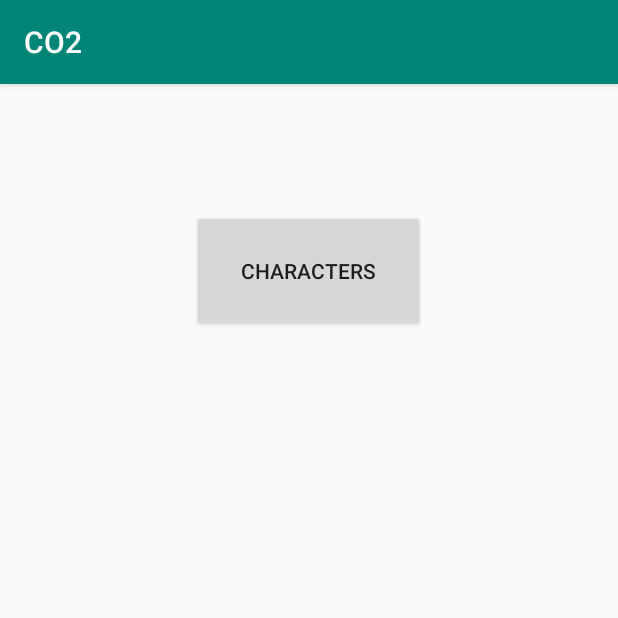
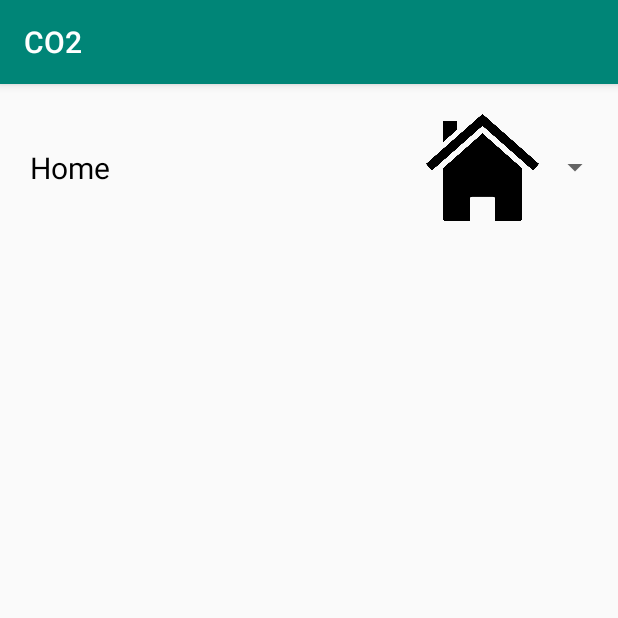
Before and after one commit to ballj10/CO2, an Android app: the HomePage screen opened directly, with no data from a screen before it, on a phone screen of 412 x 824 dp, the top half of it. Run offline under Robolectric (Android 15) with nearby library versions, the phone set to English and light mode, and no system bars.

```diff
--- a/app/src/main/AndroidManifest.xml
+++ b/app/src/main/AndroidManifest.xml
@@ -9,7 +9,8 @@
         android:roundIcon="@mipmap/ic_launcher_round"
         android:supportsRtl="true"
         android:theme="@style/AppTheme">
-        <activity android:name=".CharacterSelection"></activity>
+        <activity android:name=".MapPage"></activity>
+        <activity android:name=".CharacterSelection" />
         <activity android:name=".HomePage" />
         <activity
             android:name=".ui.login.LoginActivity"
--- a/app/src/main/java/com/example/co2/HomePage.java
+++ b/app/src/main/java/com/example/co2/HomePage.java
@@ -4,27 +4,58 @@ import android.content.Intent;
 import android.support.v7.app.AppCompatActivity;
 import android.os.Bundle;
 import android.view.View;
-import android.widget.Button;
+import android.widget.AdapterView;
+import android.widget.Spinner;
+import android.widget.Toast;
 
-import static com.example.co2.R.id.characters;
+import java.util.ArrayList;
+
 
 public class HomePage extends AppCompatActivity {
 
 
-
+    private ArrayList<MenuItem> mMenuList;
+    private MenuAdapter mAdapter;
     @Override
     protected void onCreate(Bundle savedInstanceState) {
         super.onCreate(savedInstanceState);
         setContentView(R.layout.activity_home_page);
-        Button character = (Button) findViewById(characters);
-        character.setOnClickListener(new View.OnClickListener() {
-            public void onClick(View v) {
-                Intent i = new Intent(getApplicationContext(), CharacterSelection.class);
-                startActivity(i);
+
+        initlist();
+
+        Spinner spinnerMenu = findViewById(R.id.spinner_menu);
+
+        mAdapter = new MenuAdapter(this, mMenuList);
+        spinnerMenu.setAdapter(mAdapter);
+
+        spinnerMenu.setOnItemSelectedListener(new AdapterView.OnItemSelectedListener() {
+            @Override
+            public void onItemSelected(AdapterView<?> parent, View view, int position, long id) {
+                MenuItem clickedItem = (MenuItem) parent.getItemAtPosition(position);
+                String clickedMenuName = clickedItem.getMenuName();
+                Toast.makeText(HomePage.this, clickedMenuName + " selected", Toast.LENGTH_SHORT).show();
+
+                if(clickedMenuName.equals("Character")) {
+                    Intent intent = new Intent(HomePage.this, CharacterSelection.class);
+                    startActivity(intent);
+                }
+                else if (clickedMenuName.equals("Map")) {
+                    Intent intent = new Intent(HomePage.this, MapPage.class);
+                    startActivity(intent);
+                }
+            }
+
+            @Override
+            public void onNothingSelected(AdapterView<?> parent) {
+
             }
         });
     }
 
-
-
+    private void initlist() {
+        mMenuList = new ArrayList<>();
+        mMenuList.add(new MenuItem("Home", R.drawable.home));
+        mMenuList.add(new MenuItem("Character", R.drawable.character));
+        mMenuList.add(new MenuItem("Map", R.drawable.map));
+    }
 }
--- /dev/null
+++ b/app/src/main/java/com/example/co2/MapPage.java
@@ -0,0 +1,15 @@
+package com.example.co2;
+
+import android.support.v7.app.AppCompatActivity;
+import android.os.Bundle;
+
+import com.example.co2.R;
+
+public class MapPage extends AppCompatActivity {
+
+    @Override
+    protected void onCreate(Bundle savedInstanceState) {
+        super.onCreate(savedInstanceState);
+        setContentView(R.layout.activity_map_page);
+    }
+}
--- /dev/null
+++ b/app/src/main/java/com/example/co2/MenuAdapter.java
@@ -0,0 +1,50 @@
+package com.example.co2;
+
+import android.content.Context;
+import android.support.annotation.NonNull;
+import android.support.annotation.Nullable;
+import android.view.LayoutInflater;
+import android.view.View;
+import android.view.ViewGroup;
+import android.widget.ArrayAdapter;
+import android.widget.ImageView;
+import android.widget.TextView;
+
+import java.util.ArrayList;
+
+public class MenuAdapter extends ArrayAdapter <MenuItem>{
+    public MenuAdapter(Context context, ArrayList<MenuItem> menulist) {
+        super(context, 0, menulist);
+
+    }
+
+    @NonNull
+    @Override
+    public View getView(int position, @Nullable View convertView, @NonNull ViewGroup parent) {
+        return initView(position,convertView,parent);
+    }
+
+    @Override
+    public View getDropDownView(int position, @Nullable View convertView, @NonNull ViewGroup parent) {
+        return initView(position,convertView,parent);
+    }
+
+    private View initView(int position, View convertView, ViewGroup parent) {
+        if(convertView == null) {
+            convertView = LayoutInflater.from(getContext()).inflate(
+                    R.layout.menu_spinner_row, parent, false
+            );
+        }
+
+        ImageView imageViewHome = convertView.findViewById(R.id.image_view_home);
+        TextView textViewName = convertView.findViewById(R.id.text_view_name);
+
+        MenuItem currentItem = getItem(position);
+
+        if(currentItem  != null) {
+            imageViewHome.setImageResource(currentItem.getHomeImage());
+            textViewName.setText(currentItem.getMenuName());
+        }
+        return convertView;
+    }
+}
--- /dev/null
+++ b/app/src/main/java/com/example/co2/MenuItem.java
@@ -0,0 +1,20 @@
+package com.example.co2;
+
+public class MenuItem {
+    private String mMenuName;
+    private int mHomeImage;
+
+    public MenuItem(String MenuName, int HomeImage) {
+        mMenuName = MenuName;
+        mHomeImage = HomeImage;
+    }
+
+    public String getMenuName() {
+        return mMenuName;
+    }
+
+
+    public int getHomeImage() {
+        return mHomeImage;
+    }
+}
--- a/app/src/main/res/layout/activity_home_page.xml
+++ b/app/src/main/res/layout/activity_home_page.xml
@@ -1,23 +1,18 @@
 <?xml version="1.0" encoding="utf-8"?>
-<android.support.constraint.ConstraintLayout xmlns:android="http://schemas.android.com/apk/res/android"
+<RelativeLayout xmlns:android="http://schemas.android.com/apk/res/android"
     xmlns:app="http://schemas.android.com/apk/res-auto"
     xmlns:tools="http://schemas.android.com/tools"
     android:layout_width="match_parent"
     android:layout_height="match_parent"
     tools:context=".HomePage">
 
-    <Button
-        android:id="@+id/characters"
-        android:layout_width="155dp"
-        android:layout_height="81dp"
-        android:layout_marginStart="8dp"
-        android:layout_marginLeft="8dp"
-        android:layout_marginTop="84dp"
-        android:layout_marginEnd="8dp"
-        android:layout_marginRight="8dp"
-        android:text="Characters"
-        app:layout_constraintEnd_toEndOf="parent"
-        app:layout_constraintHorizontal_bias="0.498"
-        app:layout_constraintStart_toStartOf="parent"
-        app:layout_constraintTop_toTopOf="parent" />
-</android.support.constraint.ConstraintLayout>
+    <Spinner
+        android:id="@+id/spinner_menu"
+        android:layout_width="wrap_content"
+        android:layout_height="wrap_content"
+        android:layout_alignParentTop="true"
+        android:layout_centerHorizontal="true"
+        android:layout_marginTop="18dp" />
+
+
+    </RelativeLayout>
--- /dev/null
+++ b/app/src/main/res/layout/activity_map_page.xml
@@ -0,0 +1,25 @@
+<?xml version="1.0" encoding="utf-8"?>
+<android.support.constraint.ConstraintLayout xmlns:android="http://schemas.android.com/apk/res/android"
+    xmlns:app="http://schemas.android.com/apk/res-auto"
+    xmlns:tools="http://schemas.android.com/tools"
+    android:layout_width="match_parent"
+    android:layout_height="match_parent"
+    tools:context=".MapPage">
+
+    <TextView
+        android:id="@+id/textView"
+        android:layout_width="wrap_content"
+        android:layout_height="wrap_content"
+        android:layout_marginStart="8dp"
+        android:layout_marginLeft="8dp"
+        android:layout_marginTop="8dp"
+        android:layout_marginEnd="8dp"
+        android:layout_marginRight="8dp"
+        android:layout_marginBottom="8dp"
+        android:text="Map Stuff"
+        android:textSize="30sp"
+        app:layout_constraintBottom_toBottomOf="parent"
+        app:layout_constraintEnd_toEndOf="parent"
+        app:layout_constraintStart_toStartOf="parent"
+        app:layout_constraintTop_toTopOf="parent" />
+</android.support.constraint.ConstraintLayout>
--- /dev/null
+++ b/app/src/main/res/layout/menu_spinner_row.xml
@@ -0,0 +1,31 @@
+<?xml version="1.0" encoding="utf-8"?>
+<RelativeLayout xmlns:android="http://schemas.android.com/apk/res/android"
+    xmlns:app="http://schemas.android.com/apk/res-auto"
+    android:layout_width="match_parent" android:layout_height="match_parent">
+
+    <ImageView
+        android:id="@+id/image_view_home"
+        android:layout_width="75dp"
+        android:layout_height="75dp"
+        android:layout_marginLeft="280dp"
+        app:srcCompat="@drawable/home" />
+
+    <TextView
+        android:id="@+id/text_view_name"
+        android:layout_width="wrap_content"
+        android:layout_height="wrap_content"
+        android:layout_alignBottom="@+id/image_view_home"
+        android:layout_alignParentTop="true"
+        android:layout_marginStart="16dp"
+        android:layout_marginLeft="16dp"
+        android:layout_marginTop="16dp"
+        android:layout_marginEnd="30dp"
+        android:layout_marginRight="30dp"
+        android:layout_marginBottom="15dp"
+        android:gravity="center"
+        android:text="Home"
+        android:textColor="@android:color/black"
+        android:textSize="20sp" />
+
+
+</RelativeLayout>
```
Also changed, not shown: app/src/main/res/drawable/character.png (added), app/src/main/res/drawable/home.png (added), app/src/main/res/drawable/map.jpg (added).
